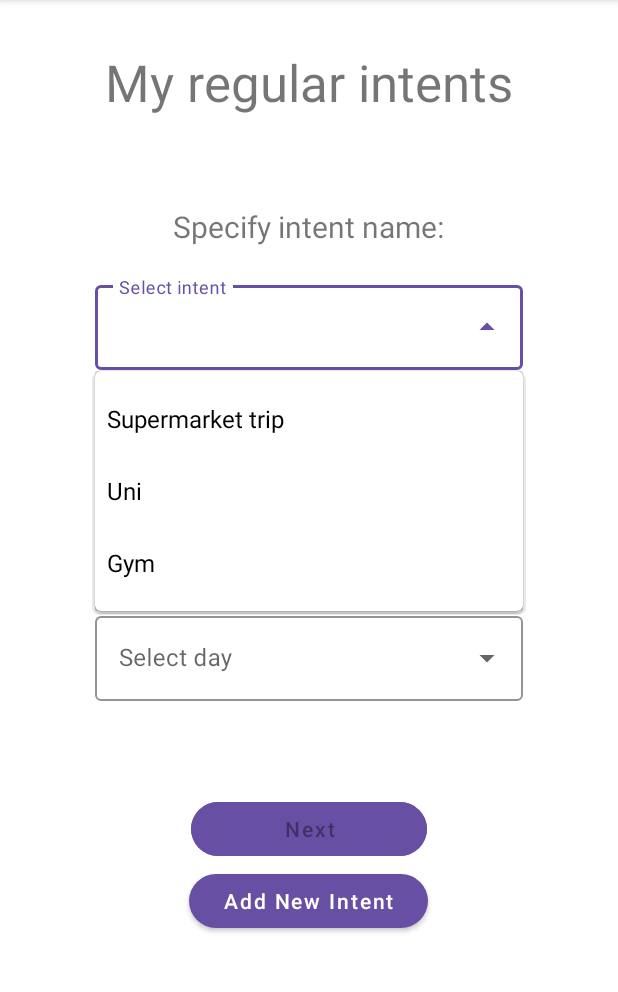
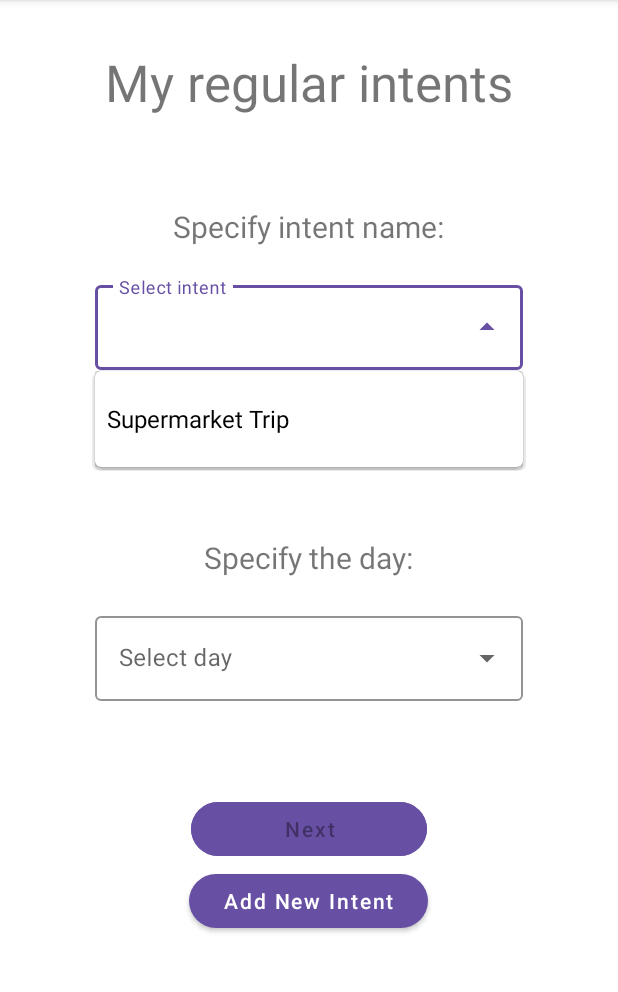
Before and after one commit to bori00/SmartMobilityApp, an Android app: the fragment MyRegularIntentsFragment shown on its own in the app's theme, after a tap on an icon or button, on a phone screen of 412 x 824 dp, the part 84-1076 px from its top. Run offline under Robolectric (Android 15) with nearby library versions, the phone set to English and light mode, and no system bars.

Commit message:
Added changes

```diff
--- a/app/src/main/java/com/uid/smartmobilityapp/ui/my_regular_intents/MyRegularIntentsFragment.kt
+++ b/app/src/main/java/com/uid/smartmobilityapp/ui/my_regular_intents/MyRegularIntentsFragment.kt
@@ -37,6 +37,7 @@ class MyRegularIntentsFragment : Fragment() {
 
         setDayDropDown()
         setIntentDropDown()
+        setAddNewIntentButtonButton()
         setNextButton()
         return root
     }
@@ -48,6 +49,12 @@ class MyRegularIntentsFragment : Fragment() {
             binding.root.findNavController().navigate(R.id.view_final_route_regular)
         }
     }
+    private fun setAddNewIntentButtonButton() {
+        val nextButton: Button = binding.addNewIntentButtonID
+        nextButton.setOnClickListener {
+            binding.root.findNavController().navigate(R.id.view_final_route_to_new_regular)
+        }
+    }
 
     private fun enableButton() {
         val nextButton: Button = binding.nextButtonID
@@ -57,8 +64,11 @@ class MyRegularIntentsFragment : Fragment() {
     private fun setIntentDropDown() {
         val dropdown = binding.selectIntentAutoCompleteID
         val items = ArrayList(_viewModel.intents.value!!)
+        val itemNames = items.map( {reg ->
+            reg.name
+        });
         val adapter =
-            activity?.let { ArrayAdapter(it, android.R.layout.simple_spinner_dropdown_item, items) }
+            activity?.let { ArrayAdapter(it, android.R.layout.simple_spinner_dropdown_item, itemNames) }
         dropdown.setAdapter(adapter)
 
         val tw: TextWatcher = object : TextWatcher {
@@ -77,16 +87,6 @@ class MyRegularIntentsFragment : Fragment() {
     }
 
     private fun setDayDropDown() {
-        val tomorrowCalendar = Calendar.getInstance()
-        tomorrowCalendar.add(Calendar.DATE, 1)
-
-        val dateFormat = SimpleDateFormat("EEEE, dd.MM.yyyy")
-        val currentDate = Date()
-        val today = dateFormat.format(currentDate)
-        val tomorrow = dateFormat.format(tomorrowCalendar.time)
-        tomorrowCalendar.add(Calendar.DATE, 1)
-        val dayAfterTomorrow = dateFormat.format(tomorrowCalendar.time)
-
         val dropdown = binding.selectDayAutoCompleteID
         val items = arrayOf(
             "Wednesday, 18.01.2023",
--- a/app/src/main/java/com/uid/smartmobilityapp/ui/my_regular_intents/MyRegularIntentsViewModel.kt
+++ b/app/src/main/java/com/uid/smartmobilityapp/ui/my_regular_intents/MyRegularIntentsViewModel.kt
@@ -3,11 +3,12 @@ package com.uid.smartmobilityapp.ui.my_regular_intents
 import androidx.lifecycle.LiveData
 import androidx.lifecycle.MutableLiveData
 import androidx.lifecycle.ViewModel
-import com.uid.smartmobilityapp.ui.my_regular_intents.model.MyRegularIntents
+import com.uid.smartmobilityapp.ui.regular_intent.model.MyRegularIntents
+import com.uid.smartmobilityapp.ui.regular_intent.model.RegularIntent
 
 class MyRegularIntentsViewModel : ViewModel() {
 
-    val intents: LiveData<ArrayList<String>> = MutableLiveData<ArrayList<String>>().apply {
+    val intents: LiveData<ArrayList<RegularIntent>> = MutableLiveData<ArrayList<RegularIntent>>().apply {
         value = MyRegularIntents.regularIntents
     }
 
--- a/app/src/main/java/com/uid/smartmobilityapp/ui/regular_intent/model/MyRegularIntents.kt
+++ b/app/src/main/java/com/uid/smartmobilityapp/ui/regular_intent/model/MyRegularIntents.kt
@@ -1,5 +1,7 @@
 package com.uid.smartmobilityapp.ui.regular_intent.model
 
 object MyRegularIntents {
-    val regularIntents : ArrayList<RegularIntent> = arrayListOf()
+    val regularIntents : ArrayList<RegularIntent> = arrayListOf(
+        RegularIntent("Supermarket Trip","Work days","17:23","Home","Utcn")
+    )
 }
--- a/app/src/main/res/navigation/mobile_navigation.xml
+++ b/app/src/main/res/navigation/mobile_navigation.xml
@@ -61,6 +61,9 @@
         <action
             android:id="@+id/action_final_route_to_locations"
             app:destination="@id/locations" />
+        <action
+            android:id="@+id/action_final_route_to_feedback"
+            app:destination="@id/nav_rate_ride" />
     </fragment>
 
     <fragment
@@ -158,6 +161,9 @@
             app:destination="@id/final_regular_intent_view">
 
         </action>
+        <action
+            android:id="@+id/view_final_route_to_new_regular"
+            app:destination="@id/nav_regular_intent_setup"/>
     </fragment>
 
     <fragment
```
Also changed, not shown: app/src/main/java/com/uid/smartmobilityapp/ui/travel_now/ViewFinalRouteFragment.kt (+8 -0 lines).
